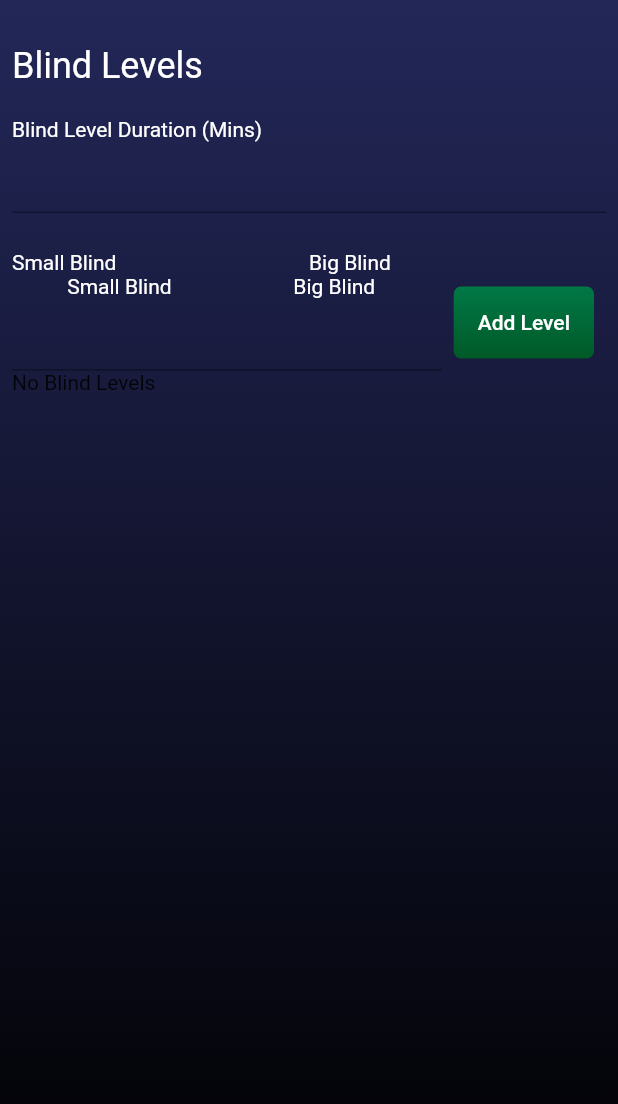
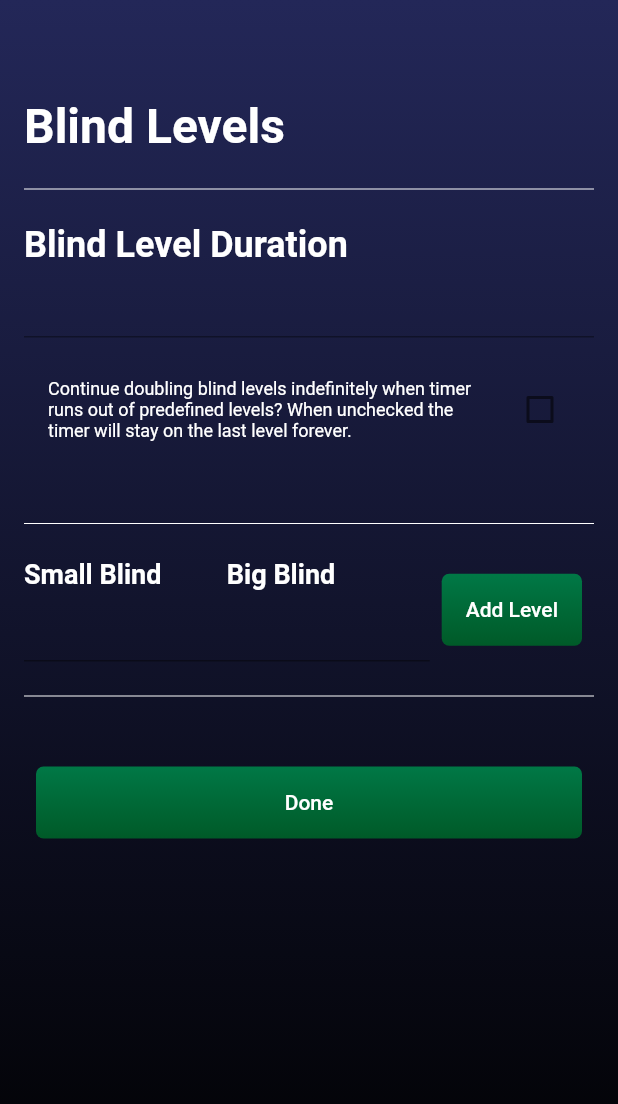
Before and after one commit to SamMalcolm/poker-tournament-timer, a Flutter app: the GameSetupView widget shown alone on an empty page, opened directly, after a tap on "Blind Levels", on a phone screen of 412 x 824 dp. Shown: the top 1104 px of the screen. Run offline on Flutter 3.47's test engine with Material 2 defaults, Android fonts, the phone set to English and light mode, and no system bars; Roboto replaces fonts that are missing (primaryBold, primaryLight).

Commit message:
blind level manager page working

```diff
--- a/lib/blindLevelManager.dart
+++ b/lib/blindLevelManager.dart
@@ -3,39 +3,48 @@ import 'package:flutter/services.dart';
 import 'components/mainViewTemplate.dart';
 import 'components/buttons.dart';
 import 'controller/pokerGame.dart';
+import 'components/typography.dart';
+import 'components/divider.dart';
 
-List<Widget> blindLevelDisplay(blindValues) {
+List<Widget> blindLevelDisplay(blindValues, setState) {
   List<Widget> output = [];
-
+  if (blindValues.length > 0) {
     output.add(Row(mainAxisSize: MainAxisSize.max, children: [
       Expanded(
-      child: Text(
-        "Small Blind",
-        style: TextStyle(color: Colors.white),
+        child: heading3("Small Blind"),
       ),
+      Expanded(
+        child: heading3("Big Blind"),
       ),
       Expanded(
         child: Text(
-        "Big Blind",
+          "",
           style: TextStyle(color: Colors.white),
         ),
       )
     ]));
+  }
 
   for (int i = 0; i < blindValues.length; i++) {
     output.add(Row(mainAxisSize: MainAxisSize.max, children: [
       Expanded(
-        child: Text(
+        child: bodyText(
           '\$' + blindValues[i]['sb'].toString(),
-          style: TextStyle(color: Colors.white),
         ),
       ),
       Expanded(
-        child: Text(
+        child: bodyText(
           '\$' + blindValues[i]['bb'].toString(),
-          style: TextStyle(color: Colors.white),
         ),
-      )
+      ),
+      pokerButton(() {
+        setState(() {
+          blindValues.removeAt(i);
+        });
+      }, "Delete", colors: <Color>[
+        Color.fromRGBO(147, 0, 0, 1),
+        Color.fromRGBO(109, 0, 0, 1),
+      ])
     ]));
   }
   return output;
@@ -59,6 +68,7 @@ class _BlindLevelManagerViewState extends State<BlindLevelManagerView> {
   int bb = 0;
   TextEditingController sbController = new TextEditingController();
   TextEditingController bbController = new TextEditingController();
+  int blindDuration = 0;
 
   @override
   void initState() {
@@ -70,35 +80,46 @@ class _BlindLevelManagerViewState extends State<BlindLevelManagerView> {
   Widget build(BuildContext context) {
     return mainViewTemplate([
       SizedBox(
-        height: 10.0,
+        height: 25.0,
       ),
-      Text("Blind Levels",
-          style: TextStyle(
-              color: Colors.white, fontSize: 24.0, fontFamily: 'primaryBold')),
-      SizedBox(
-        height: 20.0,
-      ),
-      Text(
-        "Blind Level Duration (Mins)",
-        style: TextStyle(color: Colors.white, fontFamily: 'primaryBold'),
-      ),
+      heading1("Blind Levels"),
+      ...pokerDivider(),
+      heading2("Blind Level Duration"),
       TextField(
         keyboardType: TextInputType.number,
         onChanged: (input) {
           int value = int.parse(input);
+          blindDuration = value;
           widget.game.blindLevelTime = 60 * value;
           widget.updateGame(widget.game);
         },
         style: TextStyle(color: Colors.white),
       ),
+      SizedBox(height: 20.0),
+      CheckboxListTile(
+        checkColor: Colors.white,
+        title: bodyText(
+            "Continue doubling blind levels indefinitely when timer runs out of predefined levels? When unchecked the timer will stay on the last level forever.",
+            size: 12.0),
+        value: widget.game.blindLevelIndefinitelyDuplicateBehaviour,
+        onChanged: (bool? value) {
+          setState(() {
+            widget.game.blindLevelIndefinitelyDuplicateBehaviour = value!;
+            widget.updateGame(widget.game);
+          });
+        },
+      ),
+
       SizedBox(height: 25.0),
-      ...blindLevelDisplay(blindValues),
+      ...blindLevelDisplay(blindValues, setState),
+      ...pokerDivider(),
       //
       Row(
         children: [
           Expanded(
-            child: Column(children: [
-              Text("Small Blind", style: TextStyle(color: Colors.white)),
+            child:
+                Column(crossAxisAlignment: CrossAxisAlignment.start, children: [
+              heading3("Small Blind"),
               TextField(
                   controller: sbController,
                   onChanged: (String s) {
@@ -115,8 +136,9 @@ class _BlindLevelManagerViewState extends State<BlindLevelManagerView> {
             ]),
           ),
           Expanded(
-            child: Column(children: [
-              Text("Big Blind", style: TextStyle(color: Colors.white)),
+            child:
+                Column(crossAxisAlignment: CrossAxisAlignment.start, children: [
+              heading3("Big Blind"),
               TextField(
                   controller: bbController,
                   onChanged: (String s) {
@@ -131,31 +153,38 @@ class _BlindLevelManagerViewState extends State<BlindLevelManagerView> {
           ),
           pokerButton(() {
             setState(() {
+              if (sb != 0 && bb != 0) {
                 Map blindLevel = {};
                 blindLevel['sb'] = sb;
                 blindLevel['bb'] = bb;
+                sb = sb * 2;
+                bb = bb * 2;
+                sbController.text = sb.toString();
+                bbController.text = bb.toString();
                 blindValues.add(blindLevel);
                 widget.game.blindLevels = blindValues;
                 widget.updateGame(widget.game);
+              }
             });
           }, "Add Level", colors: <Color>[
             Color.fromRGBO(0, 120, 70, 1),
             Color.fromRGBO(0, 90, 40, 1),
-          ])
+          ]),
         ],
       ),
-      (blindValues.length >= 1)
-          ? pokerButton(() {
-              setState(() {
-                Map lastBlindLevel = blindValues[blindValues.length - 1];
-                lastBlindLevel['bb'] = lastBlindLevel['bb'] * 2;
-                lastBlindLevel['sb'] = lastBlindLevel['sb'] * 2;
-                blindValues.add(lastBlindLevel);
-                widget.game.blindLevels = blindValues;
-                widget.updateGame(widget.game);
-              });
-            }, "Add Level (x2)")
-          : Text("No Blind Levels")
+      ...pokerDivider(),
+      (blindValues.length > 0 && blindDuration != 0)
+          ? bodyText("Blind Levels will take " +
+              (blindValues.length * blindDuration).toString() +
+              ' Minutes to complete')
+          : Text(""),
+      pokerButton(() {
+        Navigator.pop(context);
+      }, "Done", colors: <Color>[
+        Color.fromRGBO(0, 120, 70, 1),
+        Color.fromRGBO(0, 90, 40, 1),
+      ]),
+      SizedBox(height: 20.0)
     ]);
   }
 }
--- /dev/null
+++ b/lib/components/divider.dart
@@ -0,0 +1,9 @@
+import 'package:flutter/material.dart';
+
+List<Widget> pokerDivider() {
+  return [
+    SizedBox(height: 15.0),
+    Divider(color: Colors.white),
+    SizedBox(height: 15.0),
+  ];
+}
--- a/lib/components/mainViewTemplate.dart
+++ b/lib/components/mainViewTemplate.dart
@@ -1,5 +1,4 @@
 import 'package:flutter/material.dart';
-import 'package:flutter/services.dart';
 
 Widget mainViewTemplate(children, {padding: true}) {
   return Container(
@@ -15,10 +14,12 @@ Widget mainViewTemplate(children, {padding: true}) {
           backgroundColor: Colors.transparent,
           body: Padding(
               padding: (padding)
-                  ? const EdgeInsets.fromLTRB(8.0, 20.0, 8.0, 8.0)
+                  ? const EdgeInsets.fromLTRB(16.0, 40.0, 16.0, 16.0)
                   : const EdgeInsets.all(0.0),
-              child: Column(
-                  mainAxisSize: MainAxisSize.max,
-                  crossAxisAlignment: CrossAxisAlignment.stretch,
-                  children: children))));
+              child: SingleChildScrollView(
+                child: Column(
+                    mainAxisSize: MainAxisSize.max,
+                    crossAxisAlignment: CrossAxisAlignment.stretch,
+                    children: children),
+              ))));
 }
--- /dev/null
+++ b/lib/components/typography.dart
@@ -0,0 +1,34 @@
+import 'package:flutter/material.dart';
+
+Widget bodyText(String content, {size: 16.00}) {
+  return Text(content,
+      style: TextStyle(
+          color: Colors.white, fontFamily: 'primaryLight', fontSize: size));
+}
+
+Widget heading1(String content) {
+  return Text(content,
+      style: TextStyle(
+          color: Colors.white,
+          fontWeight: FontWeight.bold,
+          fontSize: 32.00,
+          fontFamily: 'primaryBold'));
+}
+
+Widget heading2(String content) {
+  return Text(content,
+      style: TextStyle(
+          color: Colors.white,
+          fontWeight: FontWeight.bold,
+          fontSize: 24.00,
+          fontFamily: 'primaryBold'));
+}
+
+Widget heading3(String content) {
+  return Text(content,
+      style: TextStyle(
+          color: Colors.white,
+          fontWeight: FontWeight.bold,
+          fontSize: 18.00,
+          fontFamily: 'primaryBold'));
+}
--- a/lib/controller/pokerGame.dart
+++ b/lib/controller/pokerGame.dart
@@ -1,5 +1,11 @@
 class PokerGame {
   List<Map> blindLevels = [];
+
+  // Describse how the timre should work when the blind levels run out,
+  // true will keep doubling the blind level at the required interval
+  // false will leaeve it on the last blind level indefinitely
+  bool blindLevelIndefinitelyDuplicateBehaviour = false;
+
   int playerCount = 0;
   String gameName = "";
   List<Map> chips = [];
--- a/lib/gameSetupView.dart
+++ b/lib/gameSetupView.dart
@@ -7,6 +7,7 @@ import 'gameView.dart';
 import 'components/mainViewTemplate.dart';
 import 'components/buttons.dart';
 import 'controller/pokerGame.dart';
+import 'components/divider.dart';
 
 class GameSetupView extends StatefulWidget {
   GameSetupView({Key? key}) : super(key: key);
@@ -58,9 +59,7 @@ class _GameSetupViewState extends State<GameSetupView> {
         },
         style: TextStyle(color: Colors.white),
       ),
-      SizedBox(
-        height: 15.0,
-      ),
+      ...pokerDivider(),
       pokerButton(() {
         Navigator.push(
             context,
--- a/lib/main.dart
+++ b/lib/main.dart
@@ -3,6 +3,7 @@ import 'package:flutter/services.dart';
 import 'gameSetupView.dart';
 import 'components/buttons.dart';
 import 'components/mainViewTemplate.dart';
+import 'components/divider.dart';
 
 void main() {
   runApp(MyApp());
@@ -12,7 +13,8 @@ class MyApp extends StatelessWidget {
   @override
   Widget build(BuildContext context) {
     return MaterialApp(
-      title: 'Poker Tournament Timer',
+      title: 'Poker Timer',
+      themeMode: ThemeMode.light,
       theme: ThemeData(
         primaryTextTheme: TextTheme(
             button:
@@ -21,7 +23,7 @@ class MyApp extends StatelessWidget {
         backgroundColor: Colors.blue,
         accentColor: Colors.orange,
       ),
-      home: MyHomePage(title: 'Poker Tournament Timer'),
+      home: MyHomePage(title: 'Poker Timer'),
     );
   }
 }
@@ -62,9 +64,9 @@ class _MyHomePageState extends State<MyHomePage> {
           ),
           Padding(
             padding: const EdgeInsets.only(
-                left: 16.0, right: 16.0, bottom: 16.00, top: 180.00),
+                left: 16.0, right: 16.0, bottom: 16.00, top: 210.00),
             child: Text(
-              'Poker Tournament Timer',
+              'Poker Timer',
               textAlign: TextAlign.left,
               style: TextStyle(
                 fontFamily: 'primaryBold',
@@ -75,7 +77,10 @@ class _MyHomePageState extends State<MyHomePage> {
           )
         ],
       ),
-      Column(children: [
+      SizedBox(height: 10.00),
+      Padding(
+        padding: const EdgeInsets.all(8.0),
+        child: Column(children: [
           Column(crossAxisAlignment: CrossAxisAlignment.stretch, children: [
             pokerButton(() {
               Navigator.push(
@@ -84,16 +89,20 @@ class _MyHomePageState extends State<MyHomePage> {
                     builder: (context) => GameSetupView(),
                   ));
             }, "Create Game"),
+            SizedBox(height: 5.00),
             pokerButton(() {}, "Join Game"),
           ]),
           // Spacer(),
+          ...pokerDivider(),
           Column(crossAxisAlignment: CrossAxisAlignment.stretch, children: [
             Text(
               '© Sam Malcolm Media 2021',
               style: TextStyle(color: Colors.grey, fontSize: 10.0),
+              textAlign: TextAlign.center,
             )
           ])
-      ])
+        ]),
+      )
     ], padding: false);
   }
 }
```
Lines whose indentation alone changed are shown as unchanged.
